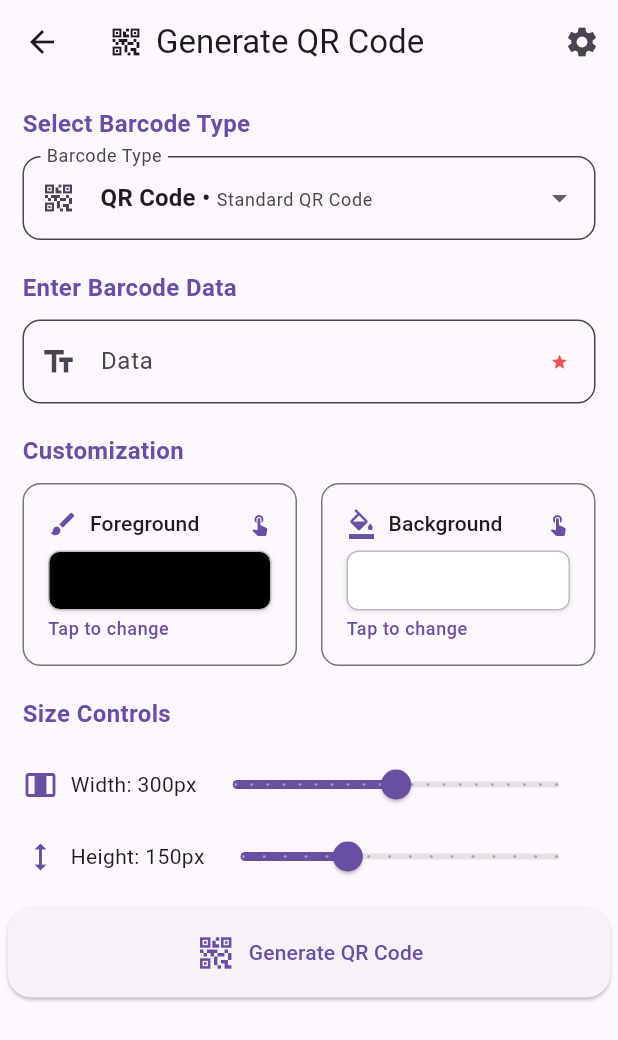
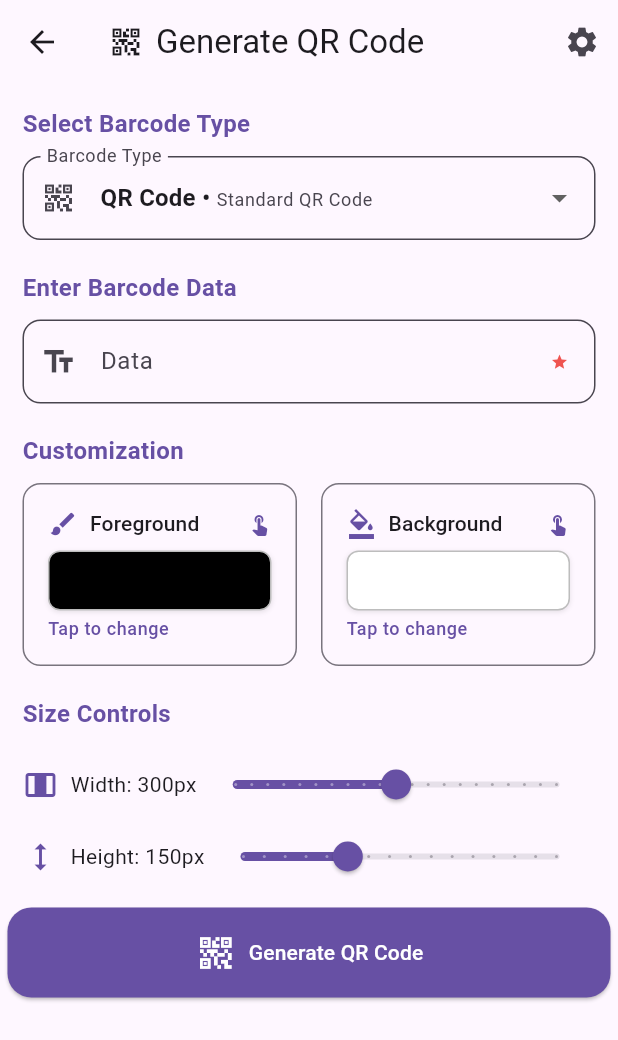
Before and after one commit to bilalparray/qr_scanner_pro, a Flutter app: the BarcodeHomePage screen opened directly, on a phone screen of 412 x 824 dp. Shown: the top 1040 px of the screen. Run offline on Flutter 3.47's test engine with Material 3 defaults, Android fonts, the phone set to English and light mode, and no system bars; our stand-ins replace flutter_colorpicker, image_picker, package_info_plus, permission_handler, qr_flutter, share_plus and 1 more; missing offline and left inert: mobile_scanner, syncfusion_flutter_barcodes; accounts and stored records are empty.

Commit message:
button color update

```diff
--- a/lib/screens/generate_screen.dart
+++ b/lib/screens/generate_screen.dart
@@ -423,11 +423,18 @@ class _BarcodeHomePageState extends State<BarcodeHomePage>
                         child: CircularProgressIndicator(
                             strokeWidth: 2, color: Colors.white),
                       )
-                    : const Icon(Icons.qr_code_2, size: 28),
-                label: Text(_isGenerating
-                    ? 'Generating...'
-                    : 'Generate ${_selectedType.displayName}'),
+                    : const Icon(Icons.qr_code_2,
+                        size: 28, color: Colors.white),
+                label: Text(
+                  _isGenerating
+                      ? 'Generating...'
+                      : 'Generate ${_selectedType.displayName}',
+                  style: const TextStyle(
+                    color: Colors.white,
+                  ),
+                ),
                 style: ElevatedButton.styleFrom(
+                  backgroundColor: Theme.of(context).colorScheme.primary,
                   padding:
                       const EdgeInsets.symmetric(horizontal: 32, vertical: 16),
                   shape: RoundedRectangleBorder(
```
